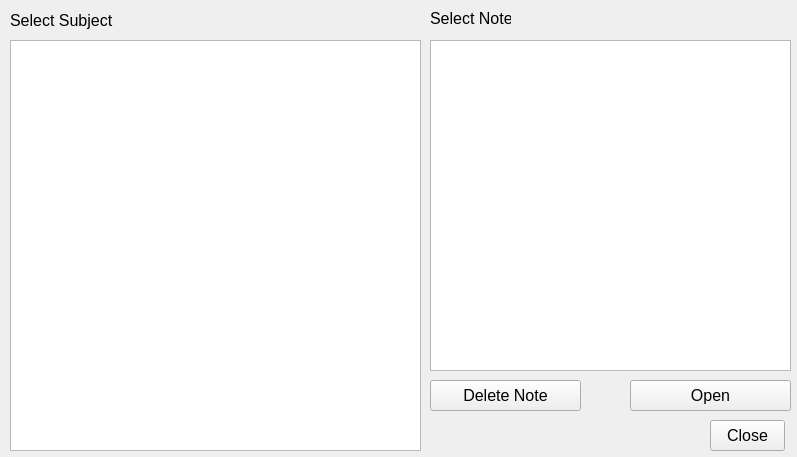
The window that opennote.ui (dkithmal/BinduProjectTeacher) describes before a commit, drawn with Qt 5.
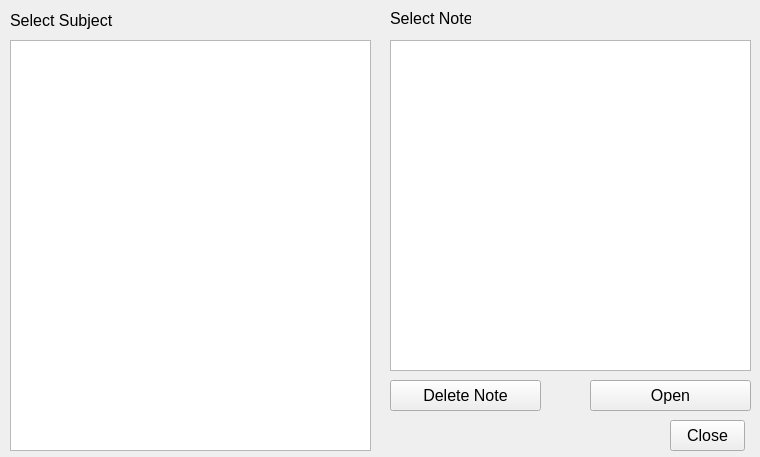
The same window after the commit.

The edit to the form file:
```diff
--- a/opennote.ui
+++ b/opennote.ui
@@ -6,7 +6,7 @@
    <rect>
     <x>0</x>
     <y>0</y>
-    <width>797</width>
+    <width>760</width>
     <height>457</height>
    </rect>
   </property>
@@ -23,7 +23,7 @@
     <rect>
      <x>10</x>
      <y>40</y>
-     <width>411</width>
+     <width>361</width>
      <height>411</height>
     </rect>
    </property>
@@ -33,7 +33,7 @@
     </font>
    </property>
    <property name="sortingEnabled">
-    <bool>true</bool>
+    <bool>false</bool>
    </property>
    <attribute name="headerVisible">
     <bool>false</bool>
@@ -47,7 +47,7 @@
   <widget class="QListWidget" name="lWHomeWorks">
    <property name="geometry">
     <rect>
-     <x>430</x>
+     <x>390</x>
      <y>40</y>
      <width>361</width>
      <height>331</height>
@@ -65,7 +65,7 @@
   <widget class="QPushButton" name="pBOpen">
    <property name="geometry">
     <rect>
-     <x>630</x>
+     <x>590</x>
      <y>380</y>
      <width>161</width>
      <height>31</height>
@@ -96,7 +96,7 @@
   <widget class="QPushButton" name="pBClose">
    <property name="geometry">
     <rect>
-     <x>710</x>
+     <x>670</x>
      <y>420</y>
      <width>75</width>
      <height>31</height>
@@ -109,7 +109,7 @@
   <widget class="QPushButton" name="pBDeleteHomeWork">
    <property name="geometry">
     <rect>
-     <x>430</x>
+     <x>390</x>
      <y>380</y>
      <width>151</width>
      <height>31</height>
@@ -122,7 +122,7 @@
   <widget class="QLabel" name="label">
    <property name="geometry">
     <rect>
-     <x>430</x>
+     <x>390</x>
      <y>10</y>
      <width>81</width>
      <height>16</height>
```
